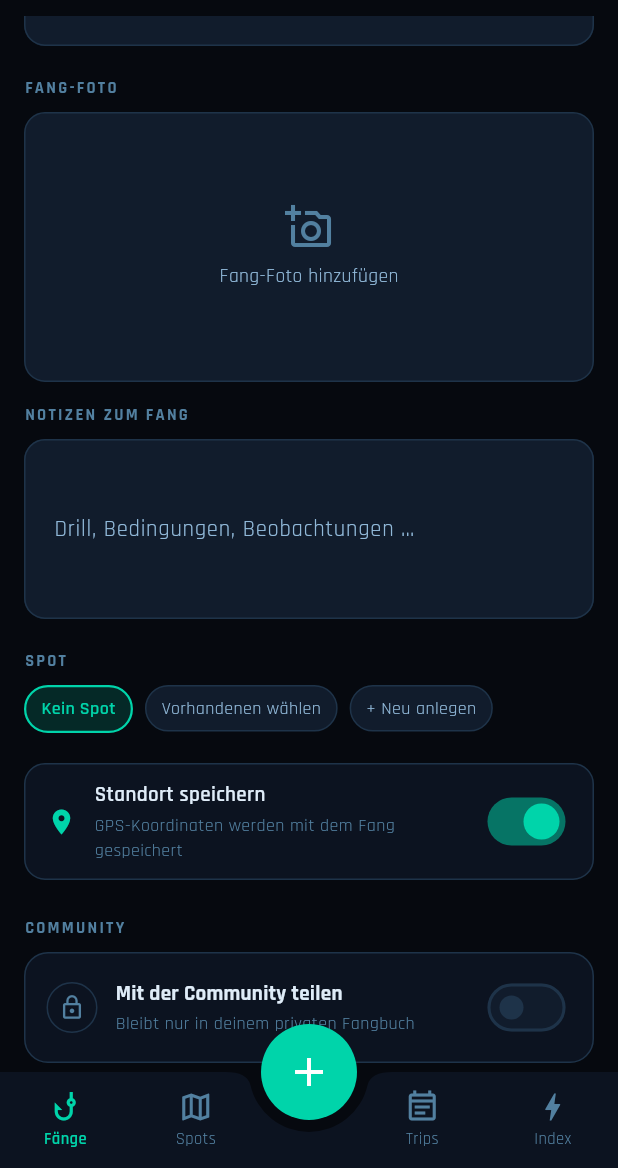
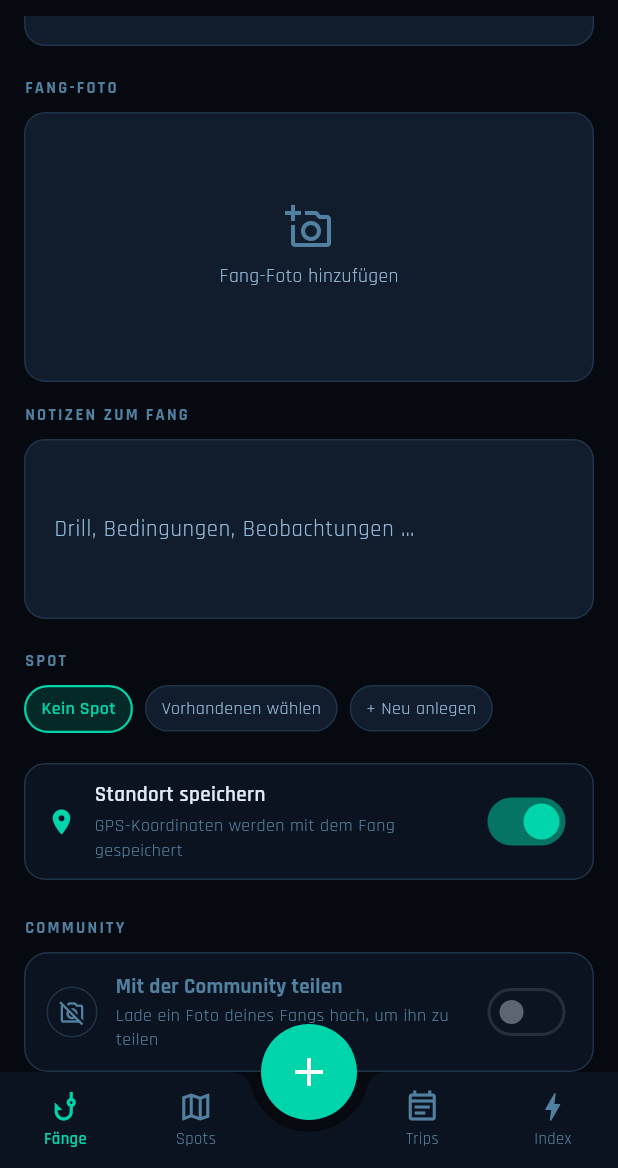
Before and after one commit to stratroulettegg/hooked, a Flutter app: the AddEditCatchScreen screen opened by its route, scrolled down 511 dp, on a phone screen of 412 x 824 dp, the part 68-1236 px from its top. Run offline on Flutter 3.47's test engine with Material 3 defaults, Android fonts, the phone set to English and light mode, and no system bars; our stand-ins replace cloud_firestore, dio, firebase_auth, firebase_core, firebase_storage, flutter_local_notifications and 14 more; missing offline and left inert: dio_cache_interceptor, dio_cache_interceptor_hive_store, firebase_app_check, flutter_map_cache; accounts and stored records are empty.

Commit message:
feat(community): community-post nur erlaubt wenn ein eigenes foto vorhanden ist
- _CommunityShareCard: hasPhoto-flag, deaktivierter zustand mit hinweis
- entfernen des fotos setzt isShared+shareWater automatisch zurueck
- doppelte sicherung beim speichern: isShared/shareWater nur true wenn _photoPath gesetzt
- feed_service.publish() bricht still ab, wenn kein foto vorhanden ist (race-guard)

```diff
--- a/lib/features/catches/add_edit_catch_screen.dart
+++ b/lib/features/catches/add_edit_catch_screen.dart
@@ -231,8 +231,17 @@ class _AddEditCatchScreenState extends ConsumerState<AddEditCatchScreen> {
         lat: _saveLocation ? (linkedLat ?? _prefillLat) : null,
         lng: _saveLocation ? (linkedLng ?? _prefillLng) : null,
         caughtAt: _caughtAt,
-        isShared: _isShared,
-        shareWater: _isShared && _shareWater,
+        // Defensive Sicherung: ein Community-Post ohne Foto ist nicht
+        // erlaubt. Sollte der Schalter trotzdem aktiv sein (z.\u202fB. weil
+        // ein bestehender Eintrag das Foto verloren hat), wird die
+        // Freigabe hier hart deaktiviert.
+        isShared: _isShared
+            && _photoPath != null
+            && _photoPath!.isNotEmpty,
+        shareWater: _isShared
+            && _shareWater
+            && _photoPath != null
+            && _photoPath!.isNotEmpty,
       );
 
       if (widget.existing != null) {
@@ -395,7 +404,16 @@ class _AddEditCatchScreenState extends ConsumerState<AddEditCatchScreen> {
             const SizedBox(height: 8),
             PhotoPickerField(
               path: _photoPath,
-              onChanged: (p) => setState(() => _photoPath = p),
+              onChanged: (p) => setState(() {
+                _photoPath = p;
+                // Ohne Foto kein Community-Post — Schalter wird passend
+                // synchron mit zur\u00fcckgesetzt, damit kein verwaister
+                // Share-Status \u00fcberlebt.
+                if (p == null || p.isEmpty) {
+                  _isShared = false;
+                  _shareWater = false;
+                }
+              }),
               label: 'Fang-Foto',
             ),
             const SizedBox(height: 14),
@@ -454,6 +472,8 @@ class _AddEditCatchScreenState extends ConsumerState<AddEditCatchScreen> {
             _CommunityShareCard(
               isShared: _isShared,
               shareWater: _shareWater,
+              hasPhoto:
+                  _photoPath != null && _photoPath!.isNotEmpty,
               onSharedChanged: (v) => setState(() {
                 _isShared = v;
                 if (!v) _shareWater = false;
@@ -1559,31 +1579,38 @@ class _CommunityShareCard extends StatelessWidget {
   const _CommunityShareCard({
     required this.isShared,
     required this.shareWater,
+    required this.hasPhoto,
     required this.onSharedChanged,
     required this.onShareWaterChanged,
   });
 
   final bool isShared;
   final bool shareWater;
+  final bool hasPhoto;
   final ValueChanged<bool> onSharedChanged;
   final ValueChanged<bool> onShareWaterChanged;
 
   @override
   Widget build(BuildContext context) {
     final c = ApexColors.of(context);
+    // Ohne hochgeladenes Foto ist ein Community-Post nicht erlaubt.
+    // Der Toggle bleibt sichtbar (damit Nutzer:innen verstehen, was
+    // m\u00f6glich w\u00e4re), wird aber deaktiviert und visuell ged\u00e4mpft.
+    final disabled = !hasPhoto;
+    final activelyShared = isShared && hasPhoto;
     return AnimatedContainer(
       duration: const Duration(milliseconds: 220),
       curve: Curves.easeOut,
       decoration: BoxDecoration(
-        color: isShared
+        color: activelyShared
             ? ApexColors.primary.withAlpha(20)
             : c.surface,
         borderRadius: BorderRadius.circular(16),
         border: Border.all(
-          color: isShared
+          color: activelyShared
               ? ApexColors.primary.withAlpha(120)
               : c.border,
-          width: isShared ? 1.2 : 1,
+          width: activelyShared ? 1.2 : 1,
         ),
       ),
       child: Column(
@@ -1597,20 +1624,24 @@ class _CommunityShareCard extends StatelessWidget {
                   width: 34,
                   height: 34,
                   decoration: BoxDecoration(
-                    color: isShared
+                    color: activelyShared
                         ? ApexColors.primary.withAlpha(40)
                         : c.surface,
                     shape: BoxShape.circle,
                     border: Border.all(
-                      color: isShared
+                      color: activelyShared
                           ? ApexColors.primary.withAlpha(160)
                           : c.border,
                     ),
                   ),
                   child: Icon(
-                    isShared ? Icons.public : Icons.lock_outline,
+                    disabled
+                        ? Icons.no_photography_outlined
+                        : (activelyShared
+                            ? Icons.public
+                            : Icons.lock_outline),
                     size: 18,
-                    color: isShared
+                    color: activelyShared
                         ? ApexColors.primary
                         : c.textMuted,
                   ),
@@ -1625,15 +1656,19 @@ class _CommunityShareCard extends StatelessWidget {
                         style: TextStyle(
                           fontSize: 14,
                           fontWeight: FontWeight.w700,
-                          color: c.textPrimary,
+                          color: disabled
+                              ? c.textMuted
+                              : c.textPrimary,
                           letterSpacing: 0.2,
                         ),
                       ),
                       const SizedBox(height: 2),
                       Text(
-                        isShared
-                            ? 'Andere Angler:innen sehen Foto, Art & Maße'
-                            : 'Bleibt nur in deinem privaten Fangbuch',
+                        disabled
+                            ? 'Lade ein Foto deines Fangs hoch, um ihn zu teilen'
+                            : (activelyShared
+                                ? 'Andere Angler:innen sehen Foto, Art & Maße'
+                                : 'Bleibt nur in deinem privaten Fangbuch'),
                         style: TextStyle(
                           fontSize: 12,
                           color: c.textMuted,
@@ -1644,8 +1679,8 @@ class _CommunityShareCard extends StatelessWidget {
                   ),
                 ),
                 Switch.adaptive(
-                  value: isShared,
-                  onChanged: onSharedChanged,
+                  value: activelyShared,
+                  onChanged: disabled ? null : onSharedChanged,
                   activeThumbColor: ApexColors.primary,
                 ),
               ],
@@ -1654,7 +1689,7 @@ class _CommunityShareCard extends StatelessWidget {
           AnimatedSize(
             duration: const Duration(milliseconds: 220),
             curve: Curves.easeOut,
-            child: !isShared
+            child: !activelyShared
                 ? const SizedBox.shrink()
                 : Column(
                     children: [
```
Also changed, not shown: lib/shared/services/firebase/feed_service.dart (+7 -4 lines), 1 other file.
